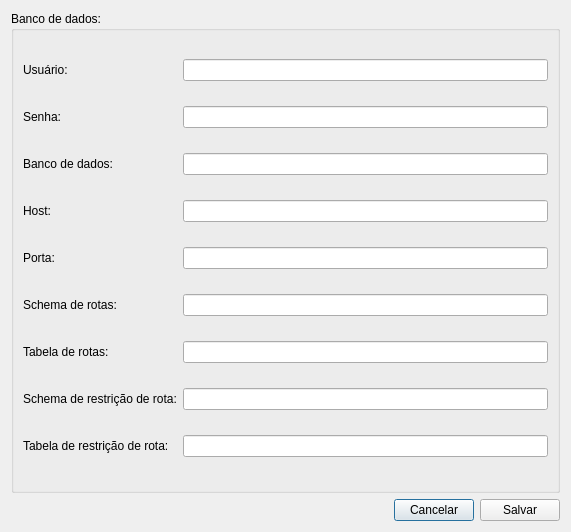
First picture: the form in uis/configDialog.ui, repository 1cgeo/route_mapping, before the edit.
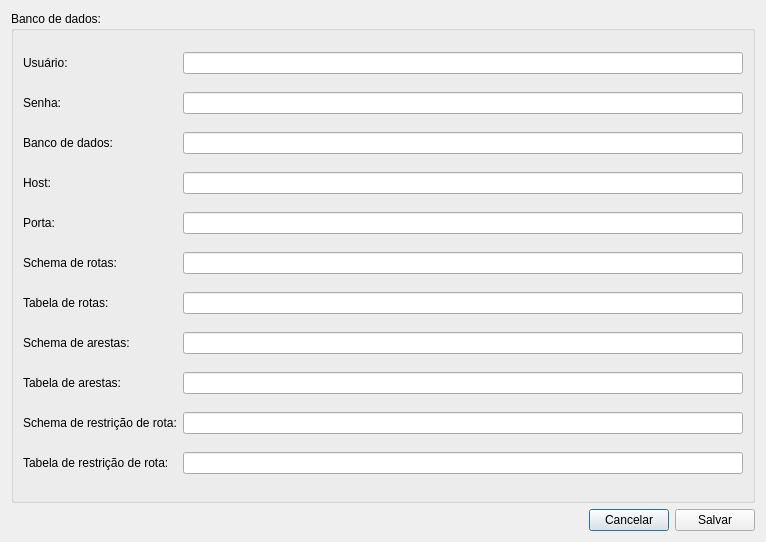
Second picture: the form after the edit.

```diff
--- a/uis/configDialog.ui
+++ b/uis/configDialog.ui
@@ -6,8 +6,8 @@
    <rect>
     <x>0</x>
     <y>0</y>
-    <width>571</width>
-    <height>532</height>
+    <width>766</width>
+    <height>542</height>
    </rect>
   </property>
   <property name="windowTitle">
@@ -47,30 +47,34 @@
       <string>Banco de dados:</string>
      </property>
      <layout class="QGridLayout" name="gridLayout_2">
-      <item row="0" column="0">
-       <widget class="QLabel" name="label">
+      <item row="2" column="1">
+       <widget class="QLineEdit" name="dbNameLe">
+        <property name="echoMode">
+         <enum>QLineEdit::Normal</enum>
+        </property>
+       </widget>
+      </item>
+      <item row="5" column="0">
+       <widget class="QLabel" name="label_10">
         <property name="text">
-         <string>Usuário:</string>
+         <string>Schema de rotas:</string>
+        </property>
+       </widget>
+      </item>
+      <item row="3" column="1">
+       <widget class="QLineEdit" name="dbHostLe">
+        <property name="echoMode">
+         <enum>QLineEdit::Normal</enum>
         </property>
        </widget>
       </item>
       <item row="0" column="1">
        <widget class="QLineEdit" name="dbUserLe"/>
       </item>
-      <item row="1" column="0">
-       <widget class="QLabel" name="label_2">
+      <item row="9" column="0">
+       <widget class="QLabel" name="label_8">
         <property name="text">
-         <string>Senha:</string>
-        </property>
-       </widget>
-      </item>
-      <item row="1" column="1">
-       <widget class="QLineEdit" name="dbPassLe">
-        <property name="text">
-         <string/>
-        </property>
-        <property name="echoMode">
-         <enum>QLineEdit::Password</enum>
+         <string>Schema de restrição de rota:</string>
         </property>
        </widget>
       </item>
@@ -81,10 +85,27 @@
         </property>
        </widget>
       </item>
-      <item row="2" column="1">
-       <widget class="QLineEdit" name="dbNameLe">
-        <property name="echoMode">
-         <enum>QLineEdit::Normal</enum>
+      <item row="0" column="0">
+       <widget class="QLabel" name="label">
+        <property name="text">
+         <string>Usuário:</string>
+        </property>
+       </widget>
+      </item>
+      <item row="9" column="1">
+       <widget class="QLineEdit" name="restrictionSchemaLe"/>
+      </item>
+      <item row="10" column="0">
+       <widget class="QLabel" name="label_9">
+        <property name="text">
+         <string>Tabela de restrição de rota:</string>
+        </property>
+       </widget>
+      </item>
+      <item row="7" column="0">
+       <widget class="QLabel" name="label_3">
+        <property name="text">
+         <string>Schema de arestas:</string>
         </property>
        </widget>
       </item>
@@ -95,10 +116,16 @@
         </property>
        </widget>
       </item>
-      <item row="3" column="1">
-       <widget class="QLineEdit" name="dbHostLe">
-        <property name="echoMode">
-         <enum>QLineEdit::Normal</enum>
+      <item row="8" column="1">
+       <widget class="QLineEdit" name="edgeTableLe"/>
+      </item>
+      <item row="10" column="1">
+       <widget class="QLineEdit" name="restrictionTableLe"/>
+      </item>
+      <item row="1" column="0">
+       <widget class="QLabel" name="label_2">
+        <property name="text">
+         <string>Senha:</string>
         </property>
        </widget>
       </item>
@@ -109,6 +136,16 @@
         </property>
        </widget>
       </item>
+      <item row="1" column="1">
+       <widget class="QLineEdit" name="dbPassLe">
+        <property name="text">
+         <string/>
+        </property>
+        <property name="echoMode">
+         <enum>QLineEdit::Password</enum>
+        </property>
+       </widget>
+      </item>
       <item row="4" column="1">
        <widget class="QLineEdit" name="dbPortLe">
         <property name="echoMode">
@@ -116,46 +153,29 @@
         </property>
        </widget>
       </item>
-      <item row="5" column="0">
-       <widget class="QLabel" name="label_3">
+      <item row="8" column="0">
+       <widget class="QLabel" name="label_4">
         <property name="text">
-         <string>Schema de rotas:</string>
+         <string>Tabela de arestas:</string>
         </property>
        </widget>
       </item>
+      <item row="7" column="1">
+       <widget class="QLineEdit" name="edgeSchemaLe"/>
+      </item>
       <item row="5" column="1">
-       <widget class="QLineEdit" name="schemaRouteLe"/>
+       <widget class="QLineEdit" name="routeSchemaLe"/>
+      </item>
+      <item row="6" column="1">
+       <widget class="QLineEdit" name="routeTableLe"/>
       </item>
       <item row="6" column="0">
-       <widget class="QLabel" name="label_4">
+       <widget class="QLabel" name="label_11">
         <property name="text">
          <string>Tabela de rotas:</string>
         </property>
        </widget>
       </item>
-      <item row="6" column="1">
-       <widget class="QLineEdit" name="tableRouteLe"/>
-      </item>
-      <item row="7" column="0">
-       <widget class="QLabel" name="label_8">
-        <property name="text">
-         <string>Schema de restrição de rota:</string>
-        </property>
-       </widget>
-      </item>
-      <item row="7" column="1">
-       <widget class="QLineEdit" name="schemaRestrictionLe"/>
-      </item>
-      <item row="8" column="0">
-       <widget class="QLabel" name="label_9">
-        <property name="text">
-         <string>Tabela de restrição de rota:</string>
-        </property>
-       </widget>
-      </item>
-      <item row="8" column="1">
-       <widget class="QLineEdit" name="tableRestrictionLe"/>
-      </item>
      </layout>
     </widget>
    </item>
```
Left out of the diff: 8 changed lines with no effect on the pictures.
